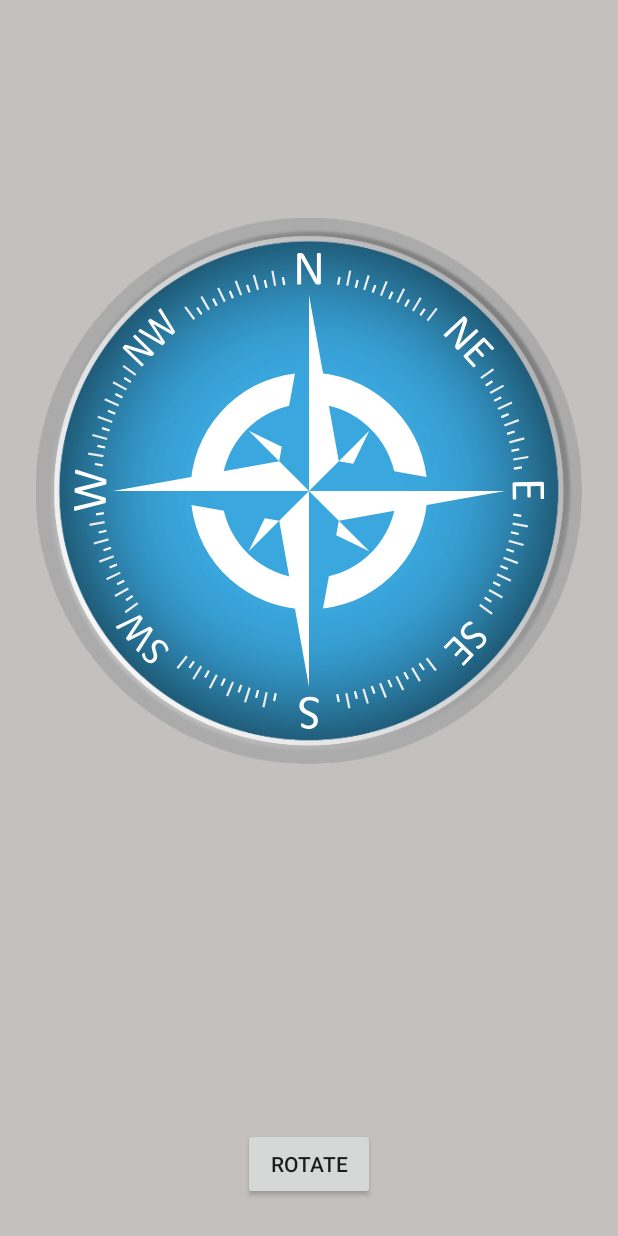
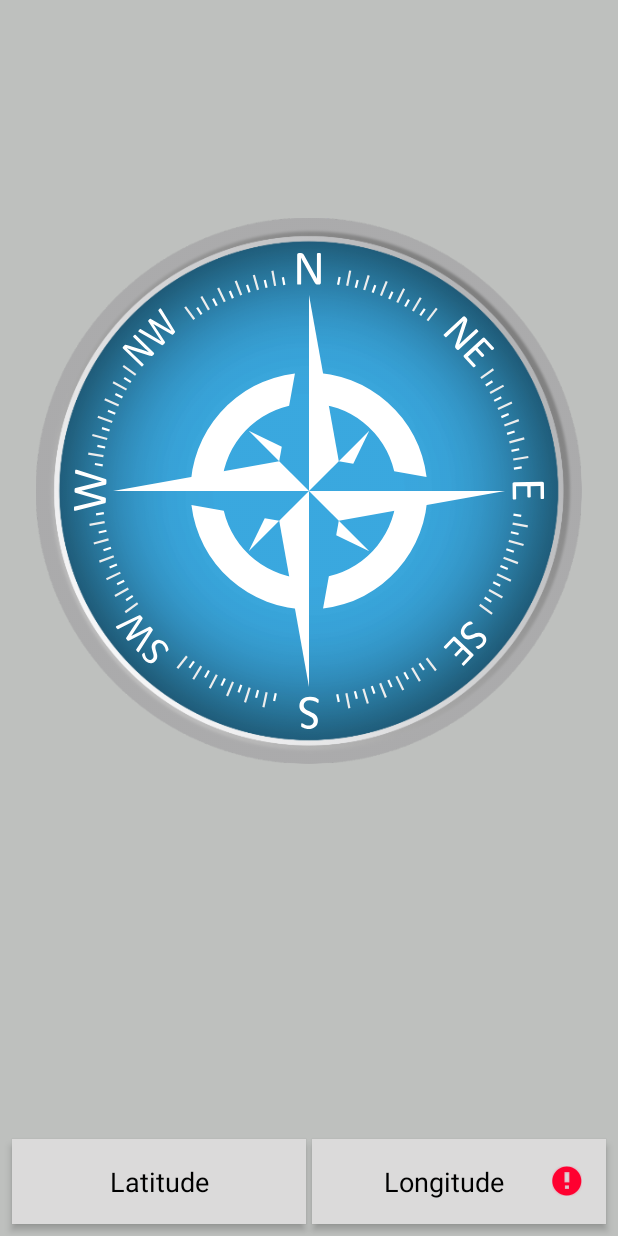
Before and after one commit to orpuwupetup/CompassApp, an Android app: the screen it shows after launch (CompassActivity), on a phone screen of 412 x 824 dp. Run offline under Robolectric (Android 15) with nearby library versions, the phone set to English and light mode, and no system bars; our stand-ins replace Dagger/Hilt's generated code.

Commit message:
Added compass activity full layout

```diff
--- a/app/src/main/java/com/matsuu/compassapp/ui/activities/compass/CompassActivity.kt
+++ b/app/src/main/java/com/matsuu/compassapp/ui/activities/compass/CompassActivity.kt
@@ -13,9 +13,7 @@ class CompassActivity : AbstractDefaultActivity(), CompassActivityContract.View
     override fun getLayout(): Int = R.layout.activity_compass
 
     override fun setViews() {
-        rotateWindRose.setOnClickListener {
-            wind_rose.animate().rotationBy(30f)
-        }
+        textinput_longitude.error = "no longitude provided"
     }
 
     override fun onResume() {
--- a/app/src/main/res/layout/activity_compass.xml
+++ b/app/src/main/res/layout/activity_compass.xml
@@ -3,18 +3,17 @@
         xmlns:android="http://schemas.android.com/apk/res/android"
         xmlns:app="http://schemas.android.com/apk/res-auto"
         android:layout_width="match_parent"
-        android:background="#C5C0C0"
+        android:background="@color/colorCompassActivityBackground"
         android:layout_height="match_parent"
 >
 
     <ImageView
-            android:id="@+id/compass_disc"
+            android:id="@+id/image_compass_disc"
             android:layout_width="0dp"
             android:layout_height="wrap_content"
-            android:text="Compass will be here"
             android:src="@drawable/background_compass_with_disc"
-            android:layout_marginStart="24dp"
-            android:layout_marginEnd="24dp"
+            android:layout_marginStart="@dimen/material_design_large_padding_and_margin_size"
+            android:layout_marginEnd="@dimen/material_design_large_padding_and_margin_size"
             app:layout_constraintVertical_bias="0.3"
             app:layout_constraintBottom_toBottomOf="parent"
             app:layout_constraintLeft_toLeftOf="parent"
@@ -22,26 +21,41 @@
             app:layout_constraintTop_toTopOf="parent"/>
 
     <ImageView
-            android:id="@+id/wind_rose"
+            android:id="@+id/button_wind_rose"
             android:layout_width="0dp"
             android:layout_height="0dp"
-            android:text="Compass will be here"
             android:src="@drawable/ic_wind_rose_with_margin"
-            app:layout_constraintBottom_toBottomOf="@id/compass_disc"
-            app:layout_constraintLeft_toLeftOf="@id/compass_disc"
-            app:layout_constraintRight_toRightOf="@id/compass_disc"
-            app:layout_constraintTop_toTopOf="@id/compass_disc"/>
+            app:layout_constraintBottom_toBottomOf="@id/image_compass_disc"
+            app:layout_constraintLeft_toLeftOf="@id/image_compass_disc"
+            app:layout_constraintRight_toRightOf="@id/image_compass_disc"
+            app:layout_constraintTop_toTopOf="@id/image_compass_disc"/>
 
-    <Button
-            android:id="@+id/rotateWindRose"
-            android:layout_width="wrap_content"
+    <EditText
+            android:id="@+id/textinput_latitude"
             android:layout_height="wrap_content"
+            android:layout_width="0dp"
+            android:hint="@string/latitude_user_input_hint"
+            style="@style/UserInputEditTextStyle"
+            android:layout_marginBottom="@dimen/material_design_smallest_padding_and_margin_size"
+            android:layout_marginEnd="@dimen/lat_long_edit_text_half_spacing"
+            android:layout_marginStart="@dimen/material_design_smallest_padding_and_margin_size"
             app:layout_constraintBottom_toBottomOf="parent"
+            app:layout_constraintEnd_toStartOf="@id/textinput_longitude"
             app:layout_constraintStart_toStartOf="parent"
-            app:layout_constraintEnd_toEndOf="parent"
-            android:text="Rotate"
-            android:layout_marginBottom="24dp"
     />
 
+    <EditText
+            android:id="@+id/textinput_longitude"
+            style="@style/UserInputEditTextStyle"
+            android:layout_height="wrap_content"
+            android:layout_width="0dp"
+            android:hint="@string/longitude_user_input_hint"
+            android:layout_marginBottom="@dimen/material_design_smallest_padding_and_margin_size"
+            android:layout_marginEnd="@dimen/material_design_smallest_padding_and_margin_size"
+            android:layout_marginStart="@dimen/lat_long_edit_text_half_spacing"
+            app:layout_constraintBottom_toBottomOf="parent"
+            app:layout_constraintStart_toEndOf="@id/textinput_latitude"
+            app:layout_constraintEnd_toEndOf="parent"
+    />
 
 </android.support.constraint.ConstraintLayout>
--- a/app/src/main/res/values/colors.xml
+++ b/app/src/main/res/values/colors.xml
@@ -3,4 +3,6 @@
     <color name="colorPrimary">#008577</color>
     <color name="colorPrimaryDark">#00574B</color>
     <color name="colorAccent">#D81B60</color>
+    <color name="colorEditTextBackground">#DBDADA</color>
+    <color name="colorCompassActivityBackground">#BEC0BE</color>
 </resources>
--- /dev/null
+++ b/app/src/main/res/values/dimens.xml
@@ -0,0 +1,7 @@
+<?xml version="1.0" encoding="utf-8"?>
+<resources>
+    <dimen name="material_design_medium_padding_and_margin_size">16dp</dimen>
+    <dimen name="material_design_smallest_padding_and_margin_size">8dp</dimen>
+    <dimen name="material_design_large_padding_and_margin_size">24dp</dimen>
+    <dimen name="lat_long_edit_text_half_spacing">2dp</dimen>
+</resources>
--- a/app/src/main/res/values/strings.xml
+++ b/app/src/main/res/values/strings.xml
@@ -1,3 +1,5 @@
 <resources>
     <string name="app_name">Compass App</string>
+    <string name="latitude_user_input_hint">Latitude</string>
+    <string name="longitude_user_input_hint">Longitude</string>
 </resources>
--- a/app/src/main/res/values/styles.xml
+++ b/app/src/main/res/values/styles.xml
@@ -8,4 +8,13 @@
         <item name="colorAccent">@color/colorAccent</item>
     </style>
 
+    <style name="UserInputEditTextStyle">
+        <item name="android:padding">@dimen/material_design_medium_padding_and_margin_size</item>
+        <item name="android:background">@color/colorEditTextBackground</item>
+        <item name="android:textColorHint">@android:color/black</item>
+        <item name="android:gravity">center</item>
+        <item name="android:elevation">3dp</item>
+        <item name="android:inputType">numberDecimal</item>
+    </style>
+
 </resources>
```
